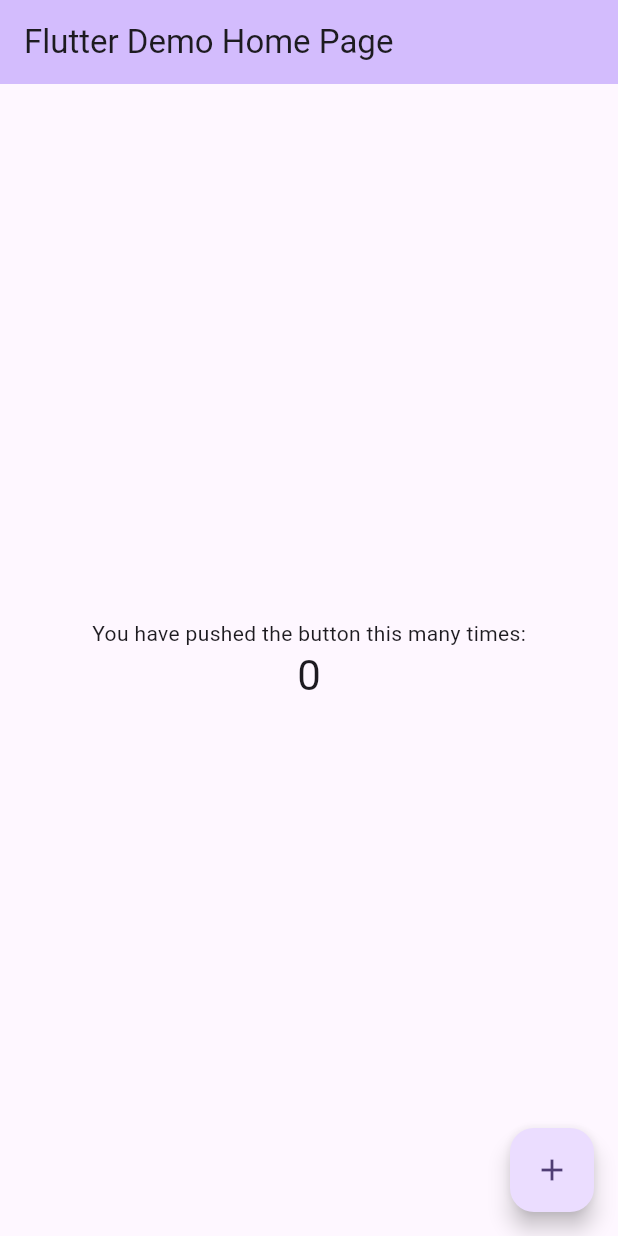
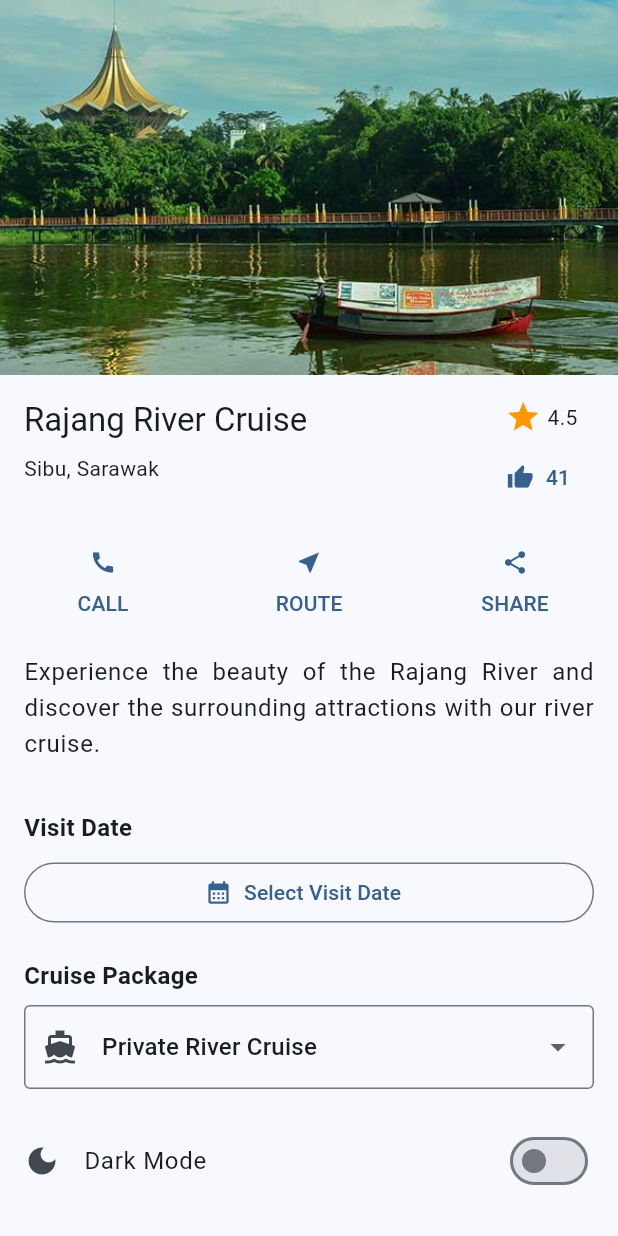
Before and after one commit to DiwenWysen/CSS3344-Lab03-Rajang-River-Cruise, a Flutter app: the screen it shows after launch, on a phone screen of 412 x 824 dp. Run offline on Flutter 3.47's test engine with Material 3 defaults, Android fonts, the phone set to English and light mode, and no system bars.

Commit message:
implementation of Rajang River Cruise app

```diff
--- a/lib/main.dart
+++ b/lib/main.dart
@@ -1,122 +1,51 @@
 import 'package:flutter/material.dart';
+import 'package:provider/provider.dart';
+
+import 'viewmodels/cruise_viewmodel.dart';
+import 'views/screens/cruise_screen.dart';
 
 void main() {
-  runApp(const MyApp());
+  runApp(
+    ChangeNotifierProvider(
+      create: (context) => CruiseViewModel(),
+      child: const RajangRiverCruiseApp(),
+    ),
+  );
 }
 
-class MyApp extends StatelessWidget {
-  const MyApp({super.key});
+class RajangRiverCruiseApp extends StatelessWidget {
+  const RajangRiverCruiseApp({super.key});
 
-  // This widget is the root of your application.
   @override
   Widget build(BuildContext context) {
-    return MaterialApp(
-      title: 'Flutter Demo',
-      theme: ThemeData(
-        // This is the theme of your application.
-        //
-        // TRY THIS: Try running your application with "flutter run". You'll see
-        // the application has a purple toolbar. Then, without quitting the app,
-        // try changing the seedColor in the colorScheme below to Colors.green
-        // and then invoke "hot reload" (save your changes or press the "hot
-        // reload" button in a Flutter-supported IDE, or press "r" if you used
-        // the command line to start the app).
-        //
-        // Notice that the counter didn't reset back to zero; the application
-        // state is not lost during the reload. To reset the state, use hot
-        // restart instead.
-        //
-        // This works for code too, not just values: Most code changes can be
-        // tested with just a hot reload.
-        colorScheme: .fromSeed(seedColor: Colors.deepPurple),
-      ),
-      home: const MyHomePage(title: 'Flutter Demo Home Page'),
+    return Consumer<CruiseViewModel>(
+      builder: (context, viewModel, child) {
+        return MaterialApp(
+          debugShowCheckedModeBanner: false,
+          title: 'Rajang River Cruise',
+
+          theme: ThemeData(
+            colorScheme: ColorScheme.fromSeed(
+              seedColor: Colors.blue,
+            ),
+            useMaterial3: true,
+          ),
+
+          darkTheme: ThemeData(
+            colorScheme: ColorScheme.fromSeed(
+              seedColor: Colors.blue,
+              brightness: Brightness.dark,
+            ),
+            useMaterial3: true,
+          ),
+
+          themeMode: viewModel.isDarkMode
+              ? ThemeMode.dark
+              : ThemeMode.light,
+
+          home: const CruiseScreen(),
+        );
+      },
     );
   }
 }
-
-class MyHomePage extends StatefulWidget {
-  const MyHomePage({super.key, required this.title});
-
-  // This widget is the home page of your application. It is stateful, meaning
-  // that it has a State object (defined below) that contains fields that affect
-  // how it looks.
-
-  // This class is the configuration for the state. It holds the values (in this
-  // case the title) provided by the parent (in this case the App widget) and
-  // used by the build method of the State. Fields in a Widget subclass are
-  // always marked "final".
-
-  final String title;
-
-  @override
-  State<MyHomePage> createState() => _MyHomePageState();
-}
-
-class _MyHomePageState extends State<MyHomePage> {
-  int _counter = 0;
-
-  void _incrementCounter() {
-    setState(() {
-      // This call to setState tells the Flutter framework that something has
-      // changed in this State, which causes it to rerun the build method below
-      // so that the display can reflect the updated values. If we changed
-      // _counter without calling setState(), then the build method would not be
-      // called again, and so nothing would appear to happen.
-      _counter++;
-    });
-  }
-
-  @override
-  Widget build(BuildContext context) {
-    // This method is rerun every time setState is called, for instance as done
-    // by the _incrementCounter method above.
-    //
-    // The Flutter framework has been optimized to make rerunning build methods
-    // fast, so that you can just rebuild anything that needs updating rather
-    // than having to individually change instances of widgets.
-    return Scaffold(
-      appBar: AppBar(
-        // TRY THIS: Try changing the color here to a specific color (to
-        // Colors.amber, perhaps?) and trigger a hot reload to see the AppBar
-        // change color while the other colors stay the same.
-        backgroundColor: Theme.of(context).colorScheme.inversePrimary,
-        // Here we take the value from the MyHomePage object that was created by
-        // the App.build method, and use it to set our appbar title.
-        title: Text(widget.title),
-      ),
-      body: Center(
-        // Center is a layout widget. It takes a single child and positions it
-        // in the middle of the parent.
-        child: Column(
-          // Column is also a layout widget. It takes a list of children and
-          // arranges them vertically. By default, it sizes itself to fit its
-          // children horizontally, and tries to be as tall as its parent.
-          //
-          // Column has various properties to control how it sizes itself and
-          // how it positions its children. Here we use mainAxisAlignment to
-          // center the children vertically; the main axis here is the vertical
-          // axis because Columns are vertical (the cross axis would be
-          // horizontal).
-          //
-          // TRY THIS: Invoke "debug painting" (choose the "Toggle Debug Paint"
-          // action in the IDE, or press "p" in the console), to see the
-          // wireframe for each widget.
-          mainAxisAlignment: .center,
-          children: [
-            const Text('You have pushed the button this many times:'),
-            Text(
-              '$_counter',
-              style: Theme.of(context).textTheme.headlineMedium,
-            ),
-          ],
-        ),
-      ),
-      floatingActionButton: FloatingActionButton(
-        onPressed: _incrementCounter,
-        tooltip: 'Increment',
-        child: const Icon(Icons.add),
-      ),
-    );
-  }
-}
--- /dev/null
+++ b/lib/models/cruise_model.dart
@@ -0,0 +1,17 @@
+class CruiseModel {
+  final String name;
+  final String location;
+  final String description;
+  final String imageUrl;
+  final double rating;
+  final int starCount;
+
+  CruiseModel({
+    required this.name,
+    required this.location,
+    required this.description,
+    required this.imageUrl,
+    required this.rating,
+    required this.starCount,
+});
+}
--- /dev/null
+++ b/lib/viewmodels/cruise_viewmodel.dart
@@ -0,0 +1,53 @@
+
+import 'package:flutter/material.dart';
+import '../models/cruise_model.dart';
+
+class CruiseViewModel extends ChangeNotifier {
+  // Cruise information
+  final CruiseModel cruise = CruiseModel(
+    name: 'Rajang River Cruise',
+    location: 'Sibu, Sarawak',
+    description:
+    'Experience the beauty of the Rajang River and discover '
+        'the surrounding attractions with our river cruise.',
+    imageUrl: 'assets/images/rajang_river.jpg',
+    rating: 4.5,
+    starCount: 41,
+  );
+
+  // App states
+  DateTime? _visitDate;
+  String _selectedPackage = 'Private River Cruise';
+  bool _isDarkMode = false;
+  int _starCount = 41;
+
+  // Getters
+  DateTime? get visitDate => _visitDate;
+  String get selectedPackage => _selectedPackage;
+  bool get isDarkMode => _isDarkMode;
+  int get starCount => _starCount;
+
+  // Update visit date
+  void setVisitDate(DateTime date) {
+    _visitDate = date;
+    notifyListeners();
+  }
+
+  // Update cruise package
+  void setSelectedPackage(String package) {
+    _selectedPackage = package;
+    notifyListeners();
+  }
+
+  // Toggle dark mode
+  void toggleTheme(bool value) {
+    _isDarkMode = value;
+    notifyListeners();
+  }
+
+  // Increase star count
+  void incrementStarCount() {
+    _starCount++;
+    notifyListeners();
+  }
+}
--- /dev/null
+++ b/lib/views/screens/cruise_screen.dart
@@ -0,0 +1,88 @@
+import 'package:flutter/material.dart';
+import 'package:provider/provider.dart';
+
+import '../../viewmodels/cruise_viewmodel.dart';
+
+import '../widgets/image_section.dart';
+import '../widgets/title_section.dart';
+import '../widgets/button_section.dart';
+import '../widgets/text_section.dart';
+import '../widgets/preferences_section.dart';
+
+class CruiseScreen extends StatelessWidget {
+  const CruiseScreen({super.key});
+
+  @override
+  Widget build(BuildContext context) {
+    final viewModel = context.watch<CruiseViewModel>();
+
+    return Scaffold(
+      body: SafeArea(
+        child: OrientationBuilder(
+          builder: (context, orientation) {
+            if (orientation == Orientation.landscape) {
+              return Row(
+                children: [
+                  Expanded(
+                    flex: 4,
+                    child: ImageSection(
+                      imageUrl: viewModel.cruise.imageUrl,
+                    ),
+                  ),
+
+                  Expanded(
+                    flex: 6,
+                    child: ListView(
+                      children: [
+                        _buildDetails(viewModel),
+                      ],
+                    ),
+                  ),
+                ],
+              );
+            }
+
+            return ListView(
+              children: [
+                ImageSection(
+                  imageUrl: viewModel.cruise.imageUrl,
+                ),
+                _buildDetails(viewModel),
+              ],
+            );
+          },
+        ),
+      ),
+    );
+  }
+
+  Widget _buildDetails(CruiseViewModel viewModel) {
+    return Column(
+      crossAxisAlignment: CrossAxisAlignment.start,
+      children: [
+        TitleSection(
+          name: viewModel.cruise.name,
+          location: viewModel.cruise.location,
+          rating: viewModel.cruise.rating,
+          starCount: viewModel.starCount,
+          onStarPressed: viewModel.incrementStarCount,
+        ),
+
+        const ButtonSection(),
+
+        TextSection(
+          description: viewModel.cruise.description,
+        ),
+
+        PreferenceSection(
+          selectedDate: viewModel.visitDate,
+          selectedPackage: viewModel.selectedPackage,
+          isDarkMode: viewModel.isDarkMode,
+          onDateChanged: viewModel.setVisitDate,
+          onPackageChanged: viewModel.setSelectedPackage,
+          onThemeChanged: viewModel.toggleTheme,
+        ),
+      ],
+    );
+  }
+}
--- /dev/null
+++ b/lib/views/widgets/button_section.dart
@@ -0,0 +1,62 @@
+import 'package:flutter/material.dart';
+
+class ButtonSection extends StatelessWidget {
+  const ButtonSection({super.key});
+
+  void _showMessage(BuildContext context, String message) {
+    ScaffoldMessenger.of(context).showSnackBar(
+      SnackBar(
+        content: Text(message),
+        duration: const Duration(seconds: 2),
+      ),
+    );
+  }
+
+  Widget _buildButton(
+      BuildContext context,
+      IconData icon,
+      String label,
+      String message,
+      ) {
+    return Expanded(
+      child: TextButton(
+        onPressed: () => _showMessage(context, message),
+        child: Column(
+          mainAxisSize: MainAxisSize.min,
+          children: [
+            Icon(icon, color: Theme.of(context).colorScheme.primary),
+            const SizedBox(height: 8),
+            Text(label),
+          ],
+        ),
+      ),
+    );
+  }
+
+  @override
+  Widget build(BuildContext context) {
+    return Row(
+      mainAxisAlignment: MainAxisAlignment.spaceEvenly,
+      children: [
+        _buildButton(
+          context,
+          Icons.call,
+          'CALL',
+          'Contact information coming soon.',
+        ),
+        _buildButton(
+          context,
+          Icons.near_me,
+          'ROUTE',
+          'Route information coming soon.',
+        ),
+        _buildButton(
+          context,
+          Icons.share,
+          'SHARE',
+          'Sharing feature coming soon.',
+        ),
+      ],
+    );
+  }
+}
--- /dev/null
+++ b/lib/views/widgets/image_section.dart
@@ -0,0 +1,40 @@
+import 'package:flutter/material.dart';
+
+class ImageSection extends StatelessWidget {
+  final String imageUrl;
+
+  const ImageSection({
+    super.key,
+    required this.imageUrl,
+  });
+
+  @override
+  Widget build(BuildContext context) {
+    return SizedBox(
+      width: double.infinity,
+      height: 250,
+      child: imageUrl.isNotEmpty
+          ? Image.asset(
+        imageUrl,
+        fit: BoxFit.cover,
+        errorBuilder: (context, error, stackTrace) {
+          return _buildPlaceholder();
+        },
+      )
+          : _buildPlaceholder(),
+    );
+  }
+
+  Widget _buildPlaceholder() {
+    return Container(
+      color: Colors.blueGrey.shade200,
+      child: const Center(
+        child: Icon(
+          Icons.directions_boat,
+          size: 80,
+          color: Colors.white,
+        ),
+      ),
+    );
+  }
+}
--- /dev/null
+++ b/lib/views/widgets/preferences_section.dart
@@ -0,0 +1,115 @@
+import 'package:flutter/material.dart';
+
+class PreferenceSection extends StatelessWidget {
+  final DateTime? selectedDate;
+  final String selectedPackage;
+  final bool isDarkMode;
+
+  final Function(DateTime) onDateChanged;
+  final Function(String) onPackageChanged;
+  final Function(bool) onThemeChanged;
+
+  const PreferenceSection({
+    super.key,
+    required this.selectedDate,
+    required this.selectedPackage,
+    required this.isDarkMode,
+    required this.onDateChanged,
+    required this.onPackageChanged,
+    required this.onThemeChanged,
+  });
+
+  final List<String> packages = const [
+    'Private River Cruise',
+    'Sunset Cruise',
+    'Sunrise Cruise',
+    'Rural Cruise',
+    'SMI Park Cruise',
+  ];
+
+  @override
+  Widget build(BuildContext context) {
+    return Padding(
+      padding: const EdgeInsets.all(16.0),
+      child: Column(
+        crossAxisAlignment: CrossAxisAlignment.start,
+        children: [
+          const Text(
+            'Visit Date',
+            style: TextStyle(
+              fontSize: 16,
+              fontWeight: FontWeight.bold,
+            ),
+          ),
+          const SizedBox(height: 8),
+
+          SizedBox(
+            width: double.infinity,
+            child: OutlinedButton.icon(
+              icon: const Icon(Icons.calendar_month),
+              label: Text(
+                selectedDate == null
+                    ? 'Select Visit Date'
+                    : '${selectedDate!.day}/${selectedDate!.month}/${selectedDate!.year}',
+              ),
+              onPressed: () async {
+                final DateTime? pickedDate = await showDatePicker(
+                  context: context,
+                  initialDate: selectedDate ?? DateTime.now(),
+                  firstDate: DateTime.now(),
+                  lastDate: DateTime.now().add(
+                    const Duration(days: 365),
+                  ),
+                );
+
+                if (pickedDate != null) {
+                  onDateChanged(pickedDate);
+                }
+              },
+            ),
+          ),
+
+          const SizedBox(height: 20),
+
+          const Text(
+            'Cruise Package',
+            style: TextStyle(
+              fontSize: 16,
+              fontWeight: FontWeight.bold,
+            ),
+          ),
+          const SizedBox(height: 8),
+
+          DropdownButtonFormField<String>(
+            value: selectedPackage,
+            decoration: const InputDecoration(
+              border: OutlineInputBorder(),
+              prefixIcon: Icon(Icons.directions_boat),
+            ),
+            items: packages.map((String package) {
+              return DropdownMenuItem<String>(
+                value: package,
+                child: Text(package),
+              );
+            }).toList(),
+            onChanged: (String? newValue) {
+              if (newValue != null) {
+                onPackageChanged(newValue);
+              }
+            },
+          ),
+
+          const SizedBox(height: 20),
+
+          SwitchListTile(
+            contentPadding: EdgeInsets.zero,
+            title: const Text('Dark Mode'),
+            secondary: const Icon(Icons.dark_mode),
+            value: isDarkMode,
+            onChanged: onThemeChanged,
+          ),
+        ],
+      ),
+    );
+  }
+}
--- /dev/null
+++ b/lib/views/widgets/text_section.dart
@@ -0,0 +1,22 @@
+import 'package:flutter/material.dart';
+
+class TextSection extends StatelessWidget {
+  final String description;
+
+  const TextSection({
+    super.key,
+    required this.description,
+  });
+
+  @override
+  Widget build(BuildContext context) {
+    return Padding(
+      padding: const EdgeInsets.all(16.0),
+      child: Text(
+        description,
+        style: Theme.of(context).textTheme.bodyLarge,
+        textAlign: TextAlign.justify,
+      ),
+    );
+  }
+}
--- /dev/null
+++ b/lib/views/widgets/title_section.dart
@@ -0,0 +1,67 @@
+import 'package:flutter/material.dart';
+
+class TitleSection extends StatelessWidget {
+  final String name;
+  final String location;
+  final double rating;
+  final int starCount;
+  final VoidCallback onStarPressed;
+
+  const TitleSection({
+    super.key,
+    required this.name,
+    required this.location,
+    required this.rating,
+    required this.starCount,
+    required this.onStarPressed,
+  });
+
+  @override
+  Widget build(BuildContext context) {
+    return Padding(
+      padding: const EdgeInsets.all(16.0),
+      child: Row(
+        crossAxisAlignment: CrossAxisAlignment.start,
+        children: [
+          Expanded(
+            child: Column(
+              crossAxisAlignment: CrossAxisAlignment.start,
+              children: [
+                Text(
+                  name,
+                  style: Theme.of(context).textTheme.titleLarge,
+                ),
+                const SizedBox(height: 8),
+                Text(
+                  location,
+                  style: Theme.of(context).textTheme.bodyMedium,
+                ),
+              ],
+            ),
+          ),
+
+          Column(
+            children: [
+              Row(
+                children: [
+                  const Icon(
+                    Icons.star,
+                    color: Colors.orange,
+                  ),
+                  const SizedBox(width: 4),
+                  Text(rating.toString()),
+                ],
+              ),
+              const SizedBox(height: 4),
+              TextButton.icon(
+                onPressed: onStarPressed,
+                icon: const Icon(Icons.thumb_up),
+                label: Text('$starCount'),
+              ),
+            ],
+          ),
+        ],
+      ),
+    );
+  }
+}
--- a/pubspec.yaml
+++ b/pubspec.yaml
@@ -34,6 +34,7 @@ dependencies:
   # The following adds the Cupertino Icons font to your application.
   # Use with the CupertinoIcons class for iOS style icons.
   cupertino_icons: ^1.0.8
+  provider: ^6.1.5+1
 
 dev_dependencies:
   flutter_test:
@@ -58,9 +59,8 @@ flutter:
   uses-material-design: true
 
   # To add assets to your application, add an assets section, like this:
-  # assets:
-  #   - images/a_dot_burr.jpeg
-  #   - images/a_dot_ham.jpeg
+  assets:
+    - assets/images/rajang_river.jpg
 
   # An image asset can refer to one or more resolution-specific "variants", see
   # https://flutter.dev/to/resolution-aware-images
```
Also changed, not shown: assets/images/rajang_river.jpg (added), pubspec.lock.
